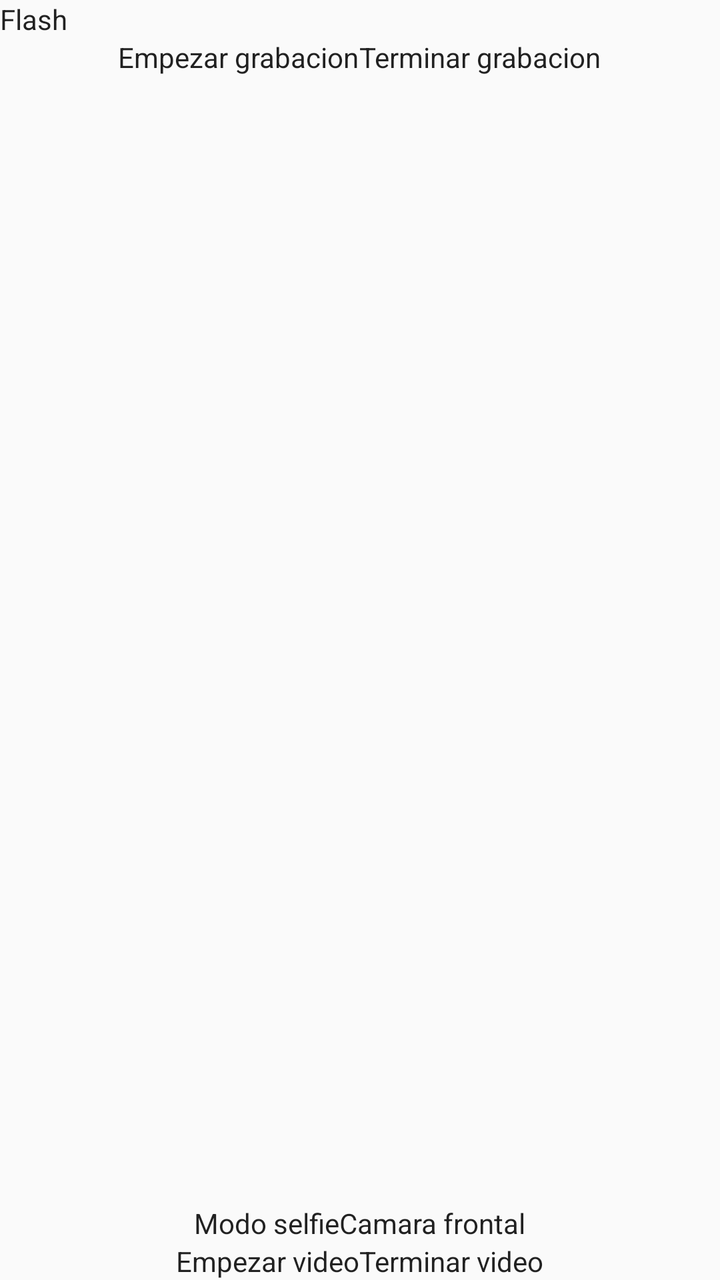
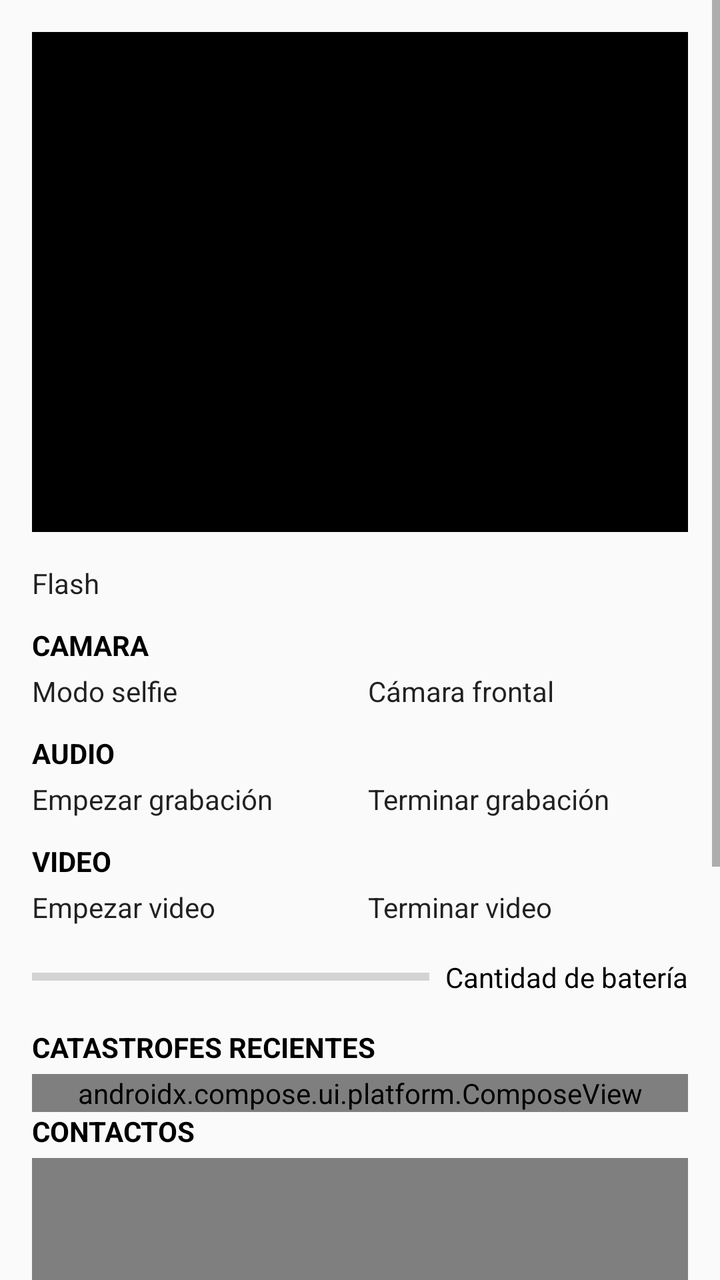

Two renders of the same Android screen: before a commit and after it. Below are the layout's source before the change and the commit's diff.
<!-- AndroidManifest.xml: application theme Theme.Trabajo1 -->
<!-- res/layout/screen_home.xml -->
<?xml version="1.0" encoding="utf-8"?>
<LinearLayout xmlns:android="http://schemas.android.com/apk/res/android"
    android:orientation="vertical"
    android:layout_width="match_parent"
    android:layout_height="match_parent">

    <Button
        android:id="@+id/btn_flash"
        android:layout_width="match_parent"
        android:layout_height="wrap_content"
        android:text="Flash" />

    <LinearLayout
        android:layout_width="match_parent"
        android:layout_height="wrap_content"
        android:orientation="horizontal"
        android:gravity="center">
        <Button
            android:id="@+id/btn_start_audio"
            android:layout_width="wrap_content"
            android:layout_height="wrap_content"
            android:text="Empezar grabacion">
        </Button>
        <Button
            android:id="@+id/btn_end_audio"
            android:layout_width="wrap_content"
            android:layout_height="wrap_content"
            android:text="Terminar grabacion">
        </Button>
    </LinearLayout>
    <FrameLayout
        android:id="@+id/camera_preview_container"
        android:layout_width="match_parent"
        android:layout_height="0dp"
        android:layout_weight="1" />
    <LinearLayout
        android:layout_width="match_parent"
        android:layout_height="wrap_content"
        android:orientation="horizontal"
        android:gravity="center">
        <Button
            android:id="@+id/btn_selfie"
            android:layout_width="wrap_content"
            android:layout_height="wrap_content"
            android:text="Modo selfie">
        </Button>
        <Button
            android:id="@+id/btn_frontal"
            android:layout_width="wrap_content"
            android:layout_height="wrap_content"
            android:text="Camara frontal">
        </Button>
    </LinearLayout>
    <LinearLayout
        android:layout_width="match_parent"
        android:layout_height="wrap_content"
        android:orientation="horizontal"
        android:gravity="center">
        <Button
            android:id="@+id/btn_start_video"
            android:layout_width="wrap_content"
            android:layout_height="wrap_content"
            android:text="Empezar video">
        </Button>
        <Button
            android:id="@+id/btn_end_video"
            android:layout_width="wrap_content"
            android:layout_height="wrap_content"
            android:text="Terminar video">
        </Button>
    </LinearLayout>
</LinearLayout>
<!-- resources referenced by this layout -->
<resources>
  <style name="Theme.Trabajo1" parent="android:Theme.Material.Light.NoActionBar" />
</resources>

<!-- the commit's change to res/layout/screen_home.xml (unified diff, before → after) -->
@@ -1,72 +1,184 @@
 <?xml version="1.0" encoding="utf-8"?>
-<LinearLayout xmlns:android="http://schemas.android.com/apk/res/android"
-    android:orientation="vertical"
+<ScrollView xmlns:android="http://schemas.android.com/apk/res/android"
     android:layout_width="match_parent"
-    android:layout_height="match_parent">
+    android:layout_height="match_parent"
+    android:fillViewport="true">
 
-    <Button
-        android:id="@+id/btn_flash"
+    <LinearLayout
+        android:orientation="vertical"
         android:layout_width="match_parent"
         android:layout_height="wrap_content"
-        android:text="Flash" />
+        android:padding="16dp">
 
-    <LinearLayout
-        android:layout_width="match_parent"
-        android:layout_height="wrap_content"
-        android:orientation="horizontal"
-        android:gravity="center">
+        
+        <FrameLayout
+            android:id="@+id/camera_preview_container"
+            android:layout_width="match_parent"
+            android:layout_height="250dp"
+            android:background="#000000"
+            android:layout_marginBottom="16dp" />
+
+        
         <Button
-            android:id="@+id/btn_start_audio"
+            android:id="@+id/btn_flash"
+            android:layout_width="match_parent"
+            android:layout_height="wrap_content"
+            android:text="Flash"
+            android:layout_marginBottom="12dp" />
+
+        
+        <TextView
+            android:text="CAMARA"
+            android:textStyle="bold"
+            android:textColor="@color/texto_principal"
             android:layout_width="wrap_content"
             android:layout_height="wrap_content"
-            android:text="Empezar grabacion">
-        </Button>
-        <Button
-            android:id="@+id/btn_end_audio"
+            android:layout_marginBottom="4dp" />
+
+        <LinearLayout
+            android:layout_width="match_parent"
+            android:layout_height="wrap_content"
+            android:orientation="horizontal"
+            android:gravity="center"
+            android:layout_marginBottom="12dp">
+
+            <Button
+                android:id="@+id/btn_selfie"
+                android:layout_width="0dp"
+                android:layout_weight="1"
+                android:layout_height="wrap_content"
+                android:layout_marginEnd="8dp"
+                android:text="Modo selfie" />
+
+            <Button
+                android:id="@+id/btn_frontal"
+                android:layout_width="0dp"
+                android:layout_weight="1"
+                android:layout_height="wrap_content"
+                android:text="Cámara frontal" />
+        </LinearLayout>
+
+        
+        <TextView
+            android:text="AUDIO"
+            android:textStyle="bold"
+            android:textColor="@color/texto_principal"
             android:layout_width="wrap_content"
             android:layout_height="wrap_content"
-            android:text="Terminar grabacion">
-        </Button>
-    </LinearLayout>
-    <FrameLayout
-        android:id="@+id/camera_preview_container"
-        android:layout_width="match_parent"
-        android:layout_height="0dp"
-        android:layout_weight="1" />
-    <LinearLayout
-        android:layout_width="match_parent"
-        android:layout_height="wrap_content"
-        android:orientation="horizontal"
-        android:gravity="center">
-        <Button
-            android:id="@+id/btn_selfie"
+            android:layout_marginBottom="4dp" />
+
+        <LinearLayout
+            android:layout_width="match_parent"
+            android:layout_height="wrap_content"
+            android:orientation="horizontal"
+            android:gravity="center"
+            android:layout_marginBottom="12dp">
+
+            <Button
+                android:id="@+id/btn_start_audio"
+                android:layout_width="0dp"
+                android:layout_weight="1"
+                android:layout_height="wrap_content"
+                android:layout_marginEnd="8dp"
+                android:text="Empezar grabación" />
+
+            <Button
+                android:id="@+id/btn_end_audio"
+                android:layout_width="0dp"
+                android:layout_weight="1"
+                android:layout_height="wrap_content"
+                android:text="Terminar grabación" />
+        </LinearLayout>
+
+        
+        <TextView
+            android:text="VIDEO"
+            android:textStyle="bold"
+            android:textColor="@color/texto_principal"
             android:layout_width="wrap_content"
             android:layout_height="wrap_content"
-            android:text="Modo selfie">
-        </Button>
-        <Button
-            android:id="@+id/btn_frontal"
-            android:layout_width="wrap_content"
+            android:layout_marginBottom="4dp" />
+
+        <LinearLayout
+            android:layout_width="match_parent"
             android:layout_height="wrap_content"
-            android:text="Camara frontal">
-        </Button>
+            android:orientation="horizontal"
+            android:gravity="center"
+            android:layout_marginBottom="16dp">
+
+            <Button
+                android:id="@+id/btn_start_video"
+                android:layout_width="0dp"
+                android:layout_weight="1"
+                android:layout_height="wrap_content"
+                android:layout_marginEnd="8dp"
+                android:text="Empezar video" />
+
+            <Button
+                android:id="@+id/btn_end_video"
+                android:layout_width="0dp"
+                android:layout_weight="1"
+                android:layout_height="wrap_content"
+                android:text="Terminar video" />
+        </LinearLayout>
+
+        
+        <LinearLayout
+            android:layout_width="match_parent"
+            android:layout_height="wrap_content"
+            android:orientation="horizontal"
+            android:gravity="center_vertical"
+            android:layout_marginBottom="16dp">
+
+            <ProgressBar
+                android:id="@+id/progressBar_bateria"
+                style="?android:attr/progressBarStyleHorizontal"
+                android:layout_width="0dp"
+                android:layout_weight="1"
+                android:layout_height="wrap_content" />
+
+            <TextView
+                android:id="@+id/text_bateria"
+                android:textColor="@color/texto_principal"
+                android:layout_width="wrap_content"
+                android:layout_height="wrap_content"
+                android:layout_marginStart="8dp"
+                android:text="Cantidad de batería" />
+        </LinearLayout>
+
+        <LinearLayout
+            android:layout_width="match_parent"
+            android:layout_height="wrap_content"
+            android:orientation="vertical">
+            <TextView
+                android:text="CATASTROFES RECIENTES"
+                android:textStyle="bold"
+                android:textColor="@color/texto_principal"
+                android:layout_width="wrap_content"
+                android:layout_height="wrap_content"
+                android:layout_marginBottom="4dp" />
+            <androidx.compose.ui.platform.ComposeView
+                android:id="@+id/compose_historial"
+                android:layout_width="match_parent"
+                android:layout_height="wrap_content" />
+        </LinearLayout>
+
+
+        <LinearLayout
+            android:layout_width="match_parent"
+            android:layout_height="wrap_content"
+            android:orientation="vertical">
+            <TextView
+                android:text="CONTACTOS"
+                android:textStyle="bold"
+                android:textColor="@color/texto_principal"
+                android:layout_width="wrap_content"
+                android:layout_height="wrap_content"
+                android:layout_marginBottom="4dp" />
+            <androidx.compose.ui.platform.ComposeView
+                android:id="@+id/compose_contactos"
+                android:layout_width="match_parent"
+                android:layout_height="350dp" />
+        </LinearLayout>
     </LinearLayout>
-    <LinearLayout
-        android:layout_width="match_parent"
-        android:layout_height="wrap_content"
-        android:orientation="horizontal"
-        android:gravity="center">
-        <Button
-            android:id="@+id/btn_start_video"
-            android:layout_width="wrap_content"
-            android:layout_height="wrap_content"
-            android:text="Empezar video">
-        </Button>
-        <Button
-            android:id="@+id/btn_end_video"
-            android:layout_width="wrap_content"
-            android:layout_height="wrap_content"
-            android:text="Terminar video">
-        </Button>
-    </LinearLayout>
-</LinearLayout>
+</ScrollView>
<!-- resource entries referenced after the edit -->
@@ -1,5 +1,6 @@
 <!-- resources referenced by this layout -->
 <resources>
+  <color name="texto_principal">#000000</color>
   <style name="Theme.Trabajo1" parent="android:Theme.Material.Light.NoActionBar" />
 </resources>
 
